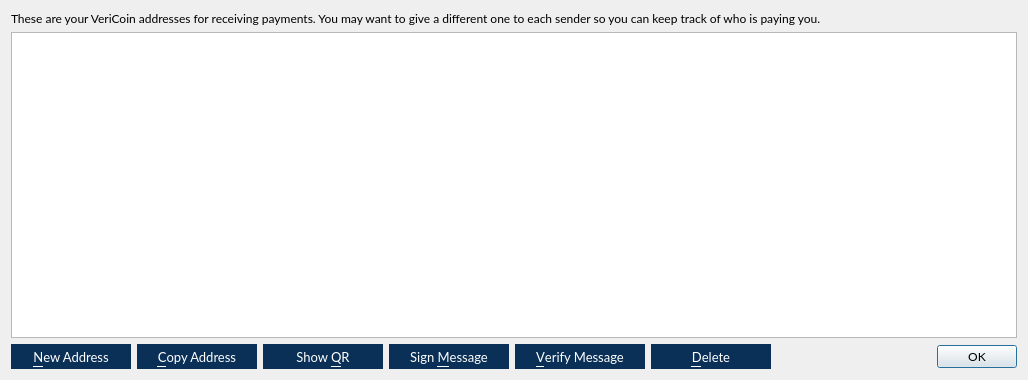
Qt form src/qt/forms/addressbookpage.ui (VeriConomy/vericoin) before a commit.
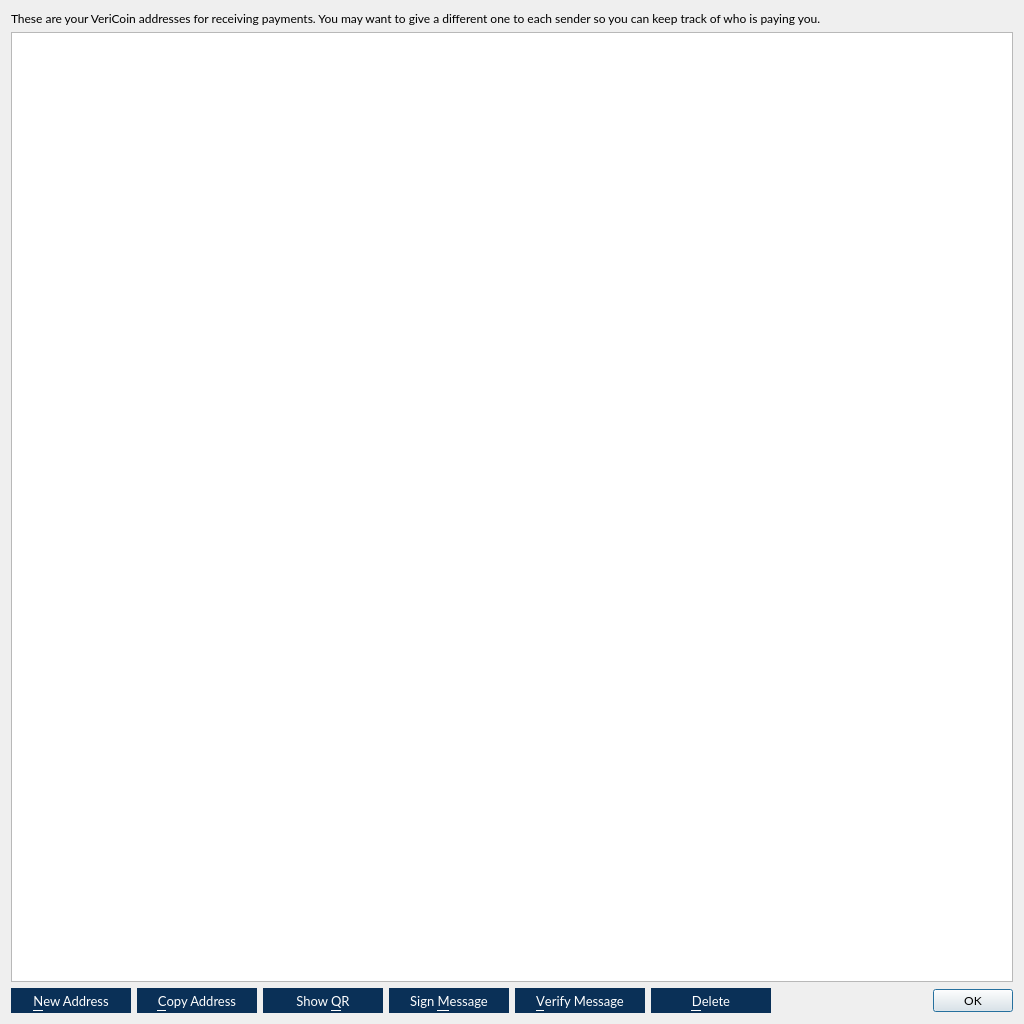
The same form after that commit. Icons and pictures are not drawn.

The edit to the form file:
```diff
--- a/src/qt/forms/addressbookpage.ui
+++ b/src/qt/forms/addressbookpage.ui
@@ -6,8 +6,8 @@
    <rect>
     <x>0</x>
     <y>0</y>
-    <width>1028</width>
-    <height>380</height>
+    <width>1024</width>
+    <height>1024</height>
    </rect>
   </property>
   <property name="font">
```
